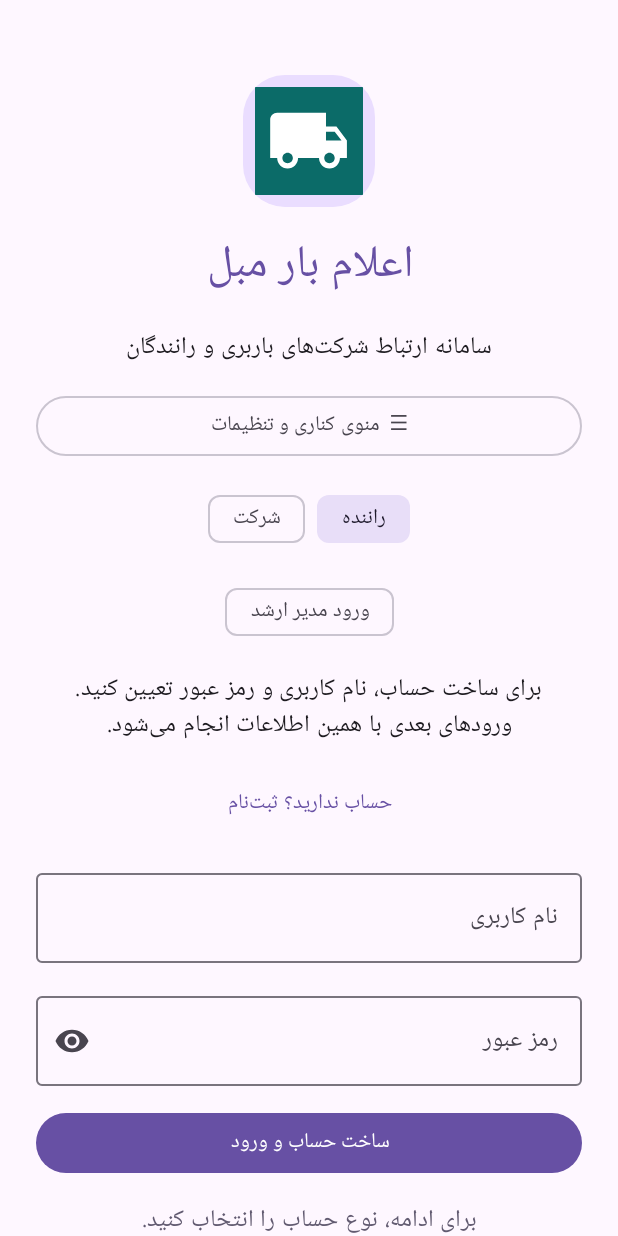
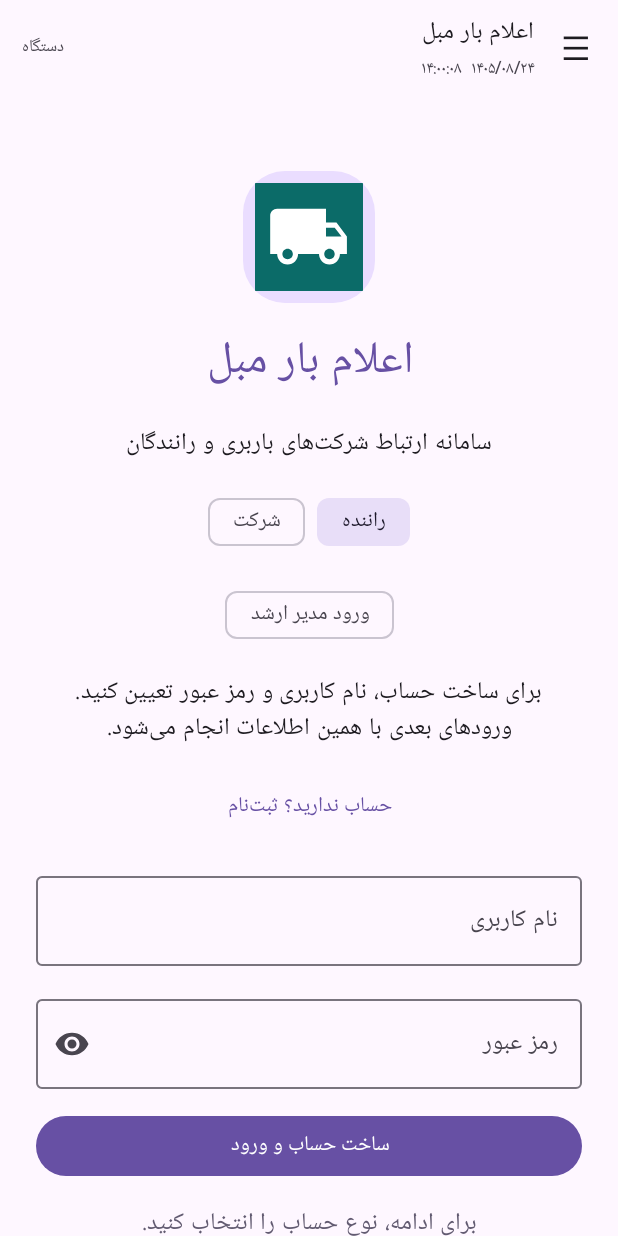
Before and after one commit to behrozvafaeie/-elam-bar-mobl-android-v2, an Android app built with Jetpack Compose: the screen it shows after launch (MainActivity), on a phone screen of 412 x 824 dp. Run offline under Robolectric (Android 15) with nearby library versions, the phone set to English and light mode, and no system bars; pictures from the network do not load.

Commit message:
Implement role-aware drawer, unified settings and Tehran clock

```diff
--- a/app/src/main/java/ir/elambar/mobl/MainActivity.kt
+++ b/app/src/main/java/ir/elambar/mobl/MainActivity.kt
@@ -178,6 +178,32 @@ private fun ElaanBarApp(palette: Int, onNextPalette: () -> Unit) {
     }
     var soundEnabled by remember { mutableStateOf(context.getSharedPreferences("elambar_ui", Context.MODE_PRIVATE).getBoolean("sound", true)) }
     val drawerState = rememberDrawerState(initialValue = DrawerValue.Closed)
+    var selectedPanel by remember { mutableStateOf<String?>(null) }
+    var settingsExpanded by remember { mutableStateOf(false) }
+    var clockNowMillis by remember { mutableLongStateOf(System.currentTimeMillis()) }
+    var serverTimeOffsetMillis by remember { mutableLongStateOf(0L) }
+    var clockUsesServerTime by remember { mutableStateOf(false) }
+    val adminPanels = listOf(
+        "مدیریت رانندگان", "مدیریت شرکت‌ها", "مدیریت بارها", "مدیریت مدیران",
+        "مدیریت مدارک", "گفتگوها", "شکایات", "گزارش‌ها", "تنظیمات و امنیت"
+    )
+    LaunchedEffect(Unit) {
+        while (true) {
+            val serverMillis = withContext(Dispatchers.IO) { fetchSupabaseServerTimeMillis() }
+            if (serverMillis != null) {
+                serverTimeOffsetMillis = serverMillis - System.currentTimeMillis()
+                clockUsesServerTime = true
+            } else {
+                clockUsesServerTime = false
+            }
+            clockNowMillis = System.currentTimeMillis() + serverTimeOffsetMillis
+            repeat(60) {
+                delay(1000)
+                clockNowMillis = System.currentTimeMillis() + serverTimeOffsetMillis
+            }
+        }
+    }
+    val tehranClockText = remember(clockNowMillis) { formatPersianTehranDateTime(clockNowMillis) }
     var textScale by remember { mutableFloatStateOf(context.getSharedPreferences("elambar_ui", Context.MODE_PRIVATE).getFloat("text_scale", 1f).coerceIn(0.9f, 1.35f)) }
     val currentDensity = androidx.compose.ui.platform.LocalDensity.current
     val scaledDensity = androidx.compose.ui.unit.Density(density = currentDensity.density, fontScale = textScale)
@@ -230,17 +256,61 @@ private fun ElaanBarApp(palette: Int, onNextPalette: () -> Unit) {
     ModalNavigationDrawer(
         drawerState = drawerState,
         drawerContent = {
-            ModalDrawerSheet {
+            ModalDrawerSheet(
+                drawerContainerColor = MaterialTheme.colorScheme.surface,
+                drawerTonalElevation = 6.dp
+            ) {
                 Column(
-                    modifier = Modifier.fillMaxWidth().verticalScroll(rememberScrollState()).padding(18.dp),
-                    verticalArrangement = Arrangement.spacedBy(12.dp)
+                    modifier = Modifier.fillMaxWidth().verticalScroll(rememberScrollState()).padding(16.dp),
+                    verticalArrangement = Arrangement.spacedBy(8.dp)
                 ) {
-                    Text("منوی برنامه", style = MaterialTheme.typography.titleLarge, color = MaterialTheme.colorScheme.primary)
-                    Text(if (adminLoggedIn) "مدیر ارشد" else if (userLoggedIn) role.label else "مهمان")
+                    Surface(
+                        modifier = Modifier.fillMaxWidth(),
+                        shape = MaterialTheme.shapes.extraLarge,
+                        color = MaterialTheme.colorScheme.primaryContainer
+                    ) {
+                        Column(Modifier.padding(18.dp), verticalArrangement = Arrangement.spacedBy(4.dp)) {
+                            Text("اعلام بار مبل", style = MaterialTheme.typography.titleLarge, color = MaterialTheme.colorScheme.onPrimaryContainer)
+                            Text(if (adminLoggedIn) "پنل مدیر ارشد" else if (userLoggedIn) "پنل کاربر" else "سامانه اعلام بار", color = MaterialTheme.colorScheme.onPrimaryContainer)
+                        }
+                    }
+                    Text("بخش‌های مدیریتی", style = MaterialTheme.typography.titleSmall, color = MaterialTheme.colorScheme.primary)
+                    if (adminLoggedIn) {
+                        adminPanels.filter { it != "مدیریت بارها" }.forEach { title ->
+                            NavigationDrawerItem(
+                                label = { Text(title) },
+                                selected = selectedPanel == title,
+                                onClick = {
+                                    selectedPanel = title
+                                    adminPanelData = ""
+                                    adminRecords = emptyList()
+                                    adminActionMessage = ""
+                                    scope.launch {
+                                        drawerState.close()
+                                        adminPanelLoading = true
+                                        adminPanelData = withContext(Dispatchers.IO) { fetchAdminPanelData(adminAccessToken, title) }
+                                        if (title == "مدیریت رانندگان" || title == "مدیریت شرکت‌ها" || title == "مدیریت مدارک") {
+                                            adminRecords = withContext(Dispatchers.IO) { fetchAdminRecords(adminAccessToken, title) }
+                                        }
+                                        adminPanelLoading = false
+                                    }
+                                },
+                                modifier = Modifier.fillMaxWidth()
+                            )
+                        }
+                    } else {
+                        Text(if (userLoggedIn) "بخش‌های حساب شما از این منو در دسترس خواهند بود." else "برای ورود به بخش‌های برنامه، ابتدا وارد حساب شوید.", style = MaterialTheme.typography.bodySmall)
+                    }
                     HorizontalDivider()
-                    Text("تنظیمات برنامه", style = MaterialTheme.typography.titleMedium)
+                    NavigationDrawerItem(
+                        label = { Text("تنظیمات برنامه") },
+                        selected = settingsExpanded,
+                        onClick = { settingsExpanded = !settingsExpanded },
+                        modifier = Modifier.fillMaxWidth()
+                    )
+                    if (settingsExpanded) {
                         TextButton(onClick = onNextPalette, modifier = Modifier.fillMaxWidth()) {
-                        Text("تغییر پوسته: " + listOf("روشن", "سبز", "آبی", "تیره", "خودکار")[palette])
+                            Text("پوسته و رنگ‌بندی: " + listOf("روشن", "سبز", "آبی", "تیره", "خودکار")[palette])
                         }
                         TextButton(onClick = {
                             soundEnabled = !soundEnabled
@@ -248,7 +318,7 @@ private fun ElaanBarApp(palette: Int, onNextPalette: () -> Unit) {
                         }, modifier = Modifier.fillMaxWidth()) {
                             Text(if (soundEnabled) "صدای اعلان: روشن" else "صدای اعلان: خاموش")
                         }
-                    Text("اندازه نوشته‌ها", style = MaterialTheme.typography.titleSmall)
+                        Text("اندازه نوشته‌ها", style = MaterialTheme.typography.bodyMedium)
                         listOf("کوچک" to 0.9f, "متوسط" to 1f, "بزرگ" to 1.15f, "خیلی بزرگ" to 1.3f).forEach { (label, scale) ->
                             FilterChip(
                                 selected = kotlin.math.abs(textScale - scale) < 0.02f,
@@ -259,9 +329,13 @@ private fun ElaanBarApp(palette: Int, onNextPalette: () -> Unit) {
                                 label = { Text(label) }
                             )
                         }
+                        Text("زبان: فارسی")
+                        Text("تقویم: شمسی | منطقه زمانی: تهران")
+                    }
                     HorizontalDivider()
-                    Text("زبان: فارسی")
-                    Text("تقویم: شمسی (در حال تکمیل در بخش‌های تاریخ‌دار)")
+                    Text("زمان سامانه", style = MaterialTheme.typography.labelMedium)
+                    Text(tehranClockText, style = MaterialTheme.typography.bodyMedium)
+                    Text(if (clockUsesServerTime) "همگام با زمان سرور" else "زمان دستگاه؛ سرور در دسترس نیست", style = MaterialTheme.typography.labelSmall, color = MaterialTheme.colorScheme.onSurfaceVariant)
                     TextButton(onClick = { scope.launch { drawerState.close() } }, modifier = Modifier.fillMaxWidth()) { Text("بستن منو") }
                 }
             }
@@ -271,7 +345,26 @@ private fun ElaanBarApp(palette: Int, onNextPalette: () -> Unit) {
         androidx.compose.ui.platform.LocalLayoutDirection provides androidx.compose.ui.unit.LayoutDirection.Rtl,
         androidx.compose.ui.platform.LocalDensity provides scaledDensity
     ) {
-        Scaffold { padding ->
+        Scaffold(
+            topBar = {
+                TopAppBar(
+                    title = {
+                        Column(verticalArrangement = Arrangement.spacedBy(1.dp)) {
+                            Text("اعلام بار مبل", style = MaterialTheme.typography.titleMedium)
+                            Text(tehranClockText, style = MaterialTheme.typography.labelSmall, color = MaterialTheme.colorScheme.onSurfaceVariant)
+                        }
+                    },
+                    navigationIcon = {
+                        IconButton(onClick = { scope.launch { drawerState.open() } }) {
+                            Text("☰", style = MaterialTheme.typography.titleLarge)
+                        }
+                    },
+                    actions = {
+                        Text(if (clockUsesServerTime) "سرور" else "دستگاه", style = MaterialTheme.typography.labelSmall, modifier = Modifier.padding(end = 10.dp), color = MaterialTheme.colorScheme.onSurfaceVariant)
+                    }
+                )
+            }
+        ) { padding ->
             Column(
                 modifier = Modifier.fillMaxSize().padding(padding).verticalScroll(rememberScrollState()).padding(24.dp),
                 horizontalAlignment = Alignment.CenterHorizontally,
@@ -291,51 +384,26 @@ private fun ElaanBarApp(palette: Int, onNextPalette: () -> Unit) {
                 }
                 Text("اعلام بار مبل", fontSize = 30.sp, color = MaterialTheme.colorScheme.primary)
                 Text("سامانه ارتباط شرکت‌های باربری و رانندگان", textAlign = TextAlign.Center)
-                OutlinedButton(onClick = { scope.launch { drawerState.open() } }, modifier = Modifier.fillMaxWidth()) {
-                    Text("☰  منوی کناری و تنظیمات")
-                }
                 if (adminLoggedIn) {
-                    var selectedPanel by remember { mutableStateOf<String?>(null) }
-                    val panels = listOf(
-                        "مدیریت رانندگان" to "بررسی فهرست رانندگان، مدارک و وضعیت تأیید",
-                        "مدیریت شرکت‌ها" to "بررسی شرکت‌ها و فعال‌سازی حساب‌ها",
-                        "مدیریت بارها" to "مشاهده و مدیریت بارهای ثبت‌شده",
-                        "مدیریت مدیران" to "مشاهده نقش‌ها و وضعیت مدیران",
-                        "مدیریت مدارک" to "بررسی مدارک بارگذاری‌شده رانندگان",
-                        "گفتگوها" to "مشاهده گفتگوهای ثبت‌شده",
-                        "شکایات" to "بررسی شکایات ثبت‌شده",
-                        "گزارش‌ها" to "گزارش فعالیت‌ها و رویدادهای سامانه",
-                        "تنظیمات و امنیت" to "مشاهده تنظیمات و وضعیت امنیتی"
-                    )
                     HorizontalDivider()
                     Text("پنل مدیر ارشد", fontSize = 24.sp, color = MaterialTheme.colorScheme.primary)
                     Text("خوش آمدید؛ ورود شما با نقش مدیر ارشد اصلی تأیید شده است.", textAlign = TextAlign.Center)
                     if (selectedPanel == null) {
-                        panels.forEach { (title, subtitle) ->
                         Card(
                             modifier = Modifier.fillMaxWidth(),
                             onClick = {
-                                    selectedPanel = title
-                                    adminPanelData = ""
-                                    adminRecords = emptyList()
-                                    adminActionMessage = ""
-                                    if (title in listOf("مدیریت رانندگان", "مدیریت شرکت‌ها", "مدیریت بارها", "مدیریت مدیران", "مدیریت مدارک", "گفتگوها", "شکایات", "گزارش‌ها", "تنظیمات و امنیت")) {
+                                selectedPanel = "مدیریت بارها"
                                 adminPanelLoading = true
                                 scope.launch {
-                                            adminPanelData = withContext(Dispatchers.IO) { fetchAdminPanelData(adminAccessToken, title) }
-                                            if (title == "مدیریت رانندگان" || title == "مدیریت شرکت‌ها" || title == "مدیریت مدارک") {
-                                                adminRecords = withContext(Dispatchers.IO) { fetchAdminRecords(adminAccessToken, title) }
-                                            }
+                                    adminPanelData = withContext(Dispatchers.IO) { fetchAdminPanelData(adminAccessToken, "مدیریت بارها") }
                                     adminPanelLoading = false
                                 }
-                                    }
                             },
-                                colors = CardDefaults.cardColors(containerColor = MaterialTheme.colorScheme.surfaceVariant)
+                            colors = CardDefaults.cardColors(containerColor = MaterialTheme.colorScheme.primaryContainer)
                         ) {
-                                Column(Modifier.fillMaxWidth().padding(16.dp)) {
-                                    Text(title, style = MaterialTheme.typography.titleMedium)
-                                    Text(subtitle, style = MaterialTheme.typography.bodySmall, color = MaterialTheme.colorScheme.onSurfaceVariant)
-                                }
+                            Column(Modifier.fillMaxWidth().padding(18.dp), verticalArrangement = Arrangement.spacedBy(5.dp)) {
+                                Text("پنل بارها", style = MaterialTheme.typography.titleLarge)
+                                Text("مشاهده و مدیریت بارهای ثبت‌شده", style = MaterialTheme.typography.bodySmall)
                             }
                         }
                     } else {
@@ -793,6 +861,36 @@ private fun ElaanBarApp(palette: Int, onNextPalette: () -> Unit) {
 
 
 
+}
+
+
+private fun fetchSupabaseServerTimeMillis(): Long? {
+    var connection: HttpURLConnection? = null
+    return try {
+        connection = (URL(SUPABASE_URL + "/rest/v1/").openConnection() as HttpURLConnection).apply {
+            requestMethod = "HEAD"
+            connectTimeout = 8000
+            readTimeout = 8000
+            setRequestProperty("apikey", SUPABASE_PUBLISHABLE_KEY)
+        }
+        connection.connect()
+        val dateHeader = connection.getHeaderField("Date") ?: return null
+        java.time.ZonedDateTime.parse(dateHeader, java.time.format.DateTimeFormatter.RFC_1123_DATE_TIME)
+            .toInstant().toEpochMilli()
+    } catch (_: Exception) {
+        null
+    } finally {
+        connection?.disconnect()
+    }
+}
+
+private fun formatPersianTehranDateTime(epochMillis: Long): String {
+    val formatter = android.icu.text.SimpleDateFormat(
+        "yyyy/MM/dd  HH:mm:ss",
+        android.icu.util.ULocale("fa_IR@calendar=persian")
+    )
+    formatter.timeZone = android.icu.util.TimeZone.getTimeZone("Asia/Tehran")
+    return formatter.format(java.util.Date(epochMillis))
 }
 
 private fun uploadDriverDocument(context: Context, uri: Uri, token: String, documentType: String): String {
```
Lines whose indentation alone changed are shown as unchanged.
